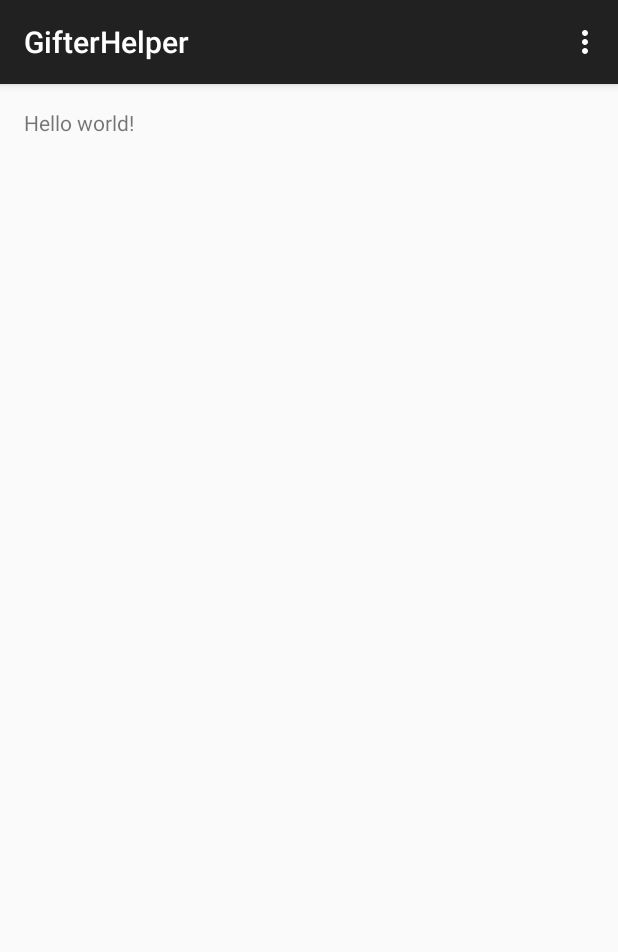
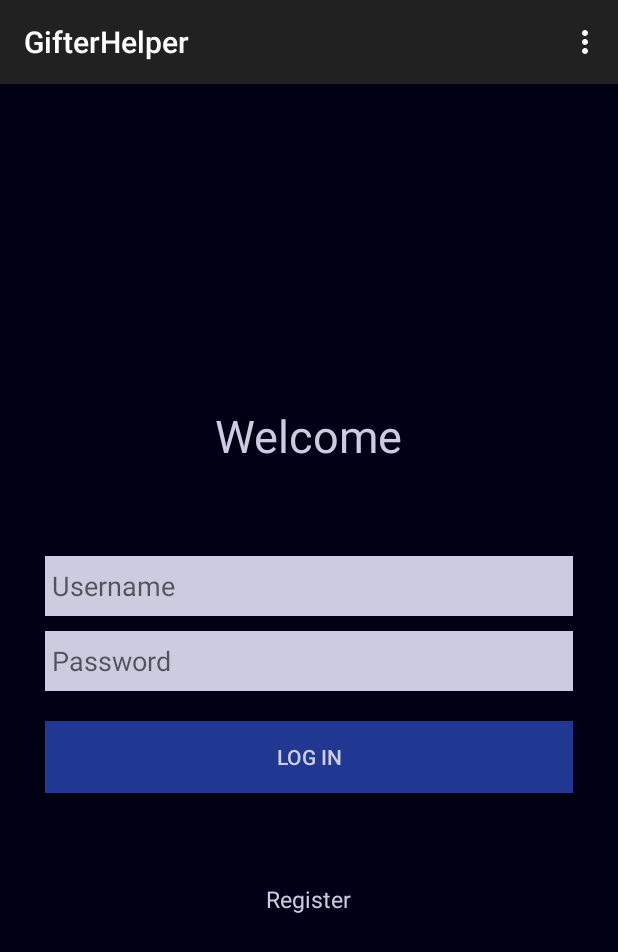
Before and after one commit to GifterHelper/GifterHelper, an Android app: the screen it shows after launch (MainActivity), on a phone screen of 412 x 824 dp. Shown: the top 952 px of the screen. Run offline under Robolectric (Android 15) with nearby library versions, the phone set to English and light mode, and no system bars.

Commit message:
Welcome Page

```diff
--- a/MyApplication/app/src/main/res/layout/activity_main.xml
+++ b/MyApplication/app/src/main/res/layout/activity_main.xml
@@ -1,11 +1,50 @@
-<RelativeLayout xmlns:android="http://schemas.android.com/apk/res/android"
-    xmlns:tools="http://schemas.android.com/tools" android:layout_width="match_parent"
-    android:layout_height="match_parent" android:paddingLeft="@dimen/activity_horizontal_margin"
-    android:paddingRight="@dimen/activity_horizontal_margin"
-    android:paddingTop="@dimen/activity_vertical_margin"
-    android:paddingBottom="@dimen/activity_vertical_margin" tools:context=".MainActivity">
+<LinearLayout xmlns:android="http://schemas.android.com/apk/res/android"
+    xmlns:tools="http://schemas.android.com/tools"
+    android:layout_width="match_parent"
+    android:layout_height="match_parent"
+    android:gravity="center"
+    android:background="#000014"
+    android:orientation="vertical">
 
-    <TextView android:text="@string/hello_world" android:layout_width="wrap_content"
-        android:layout_height="wrap_content" />
-
-</RelativeLayout>
+    <TextView
+        android:text="Welcome"
+        android:textSize="30sp"
+        android:layout_height="wrap_content"
+        android:layout_width="wrap_content"
+        android:layout_marginBottom="60dp"
+        android:textColor="#CCCCE0"/>
+    <EditText
+        android:layout_width="match_parent"
+        android:layout_height="40dp"
+        android:hint=" Username"
+        android:layout_marginLeft="30dp"
+        android:layout_marginRight="30dp"
+        android:layout_marginBottom="10dp"
+        android:background="#CCCCE0"
+        android:textColor="#000000"/>
+    <EditText
+        android:layout_width="match_parent"
+        android:layout_height="40dp"
+        android:hint=" Password"
+        android:layout_marginLeft="30dp"
+        android:layout_marginRight="30dp"
+        android:layout_marginBottom="20dp"
+        android:background="#CCCCE0"/>
+    <Button
+        android:id="@+id/loginButton"
+        android:text="Log In"
+        android:layout_width="match_parent"
+        android:layout_height="wrap_content"
+        android:hint="Password"
+        android:layout_marginLeft="30dp"
+        android:layout_marginRight="30dp"
+        android:background="#ec233d9c"
+        android:textColor="#CCCCE0"/>
+    <TextView
+        android:layout_width="wrap_content"
+        android:layout_height="wrap_content"
+        android:text="Register"
+        android:textSize="15sp"
+        android:layout_marginTop="60dp"
+        android:textColor="#CCCCE0"/>
+</LinearLayout>
```
